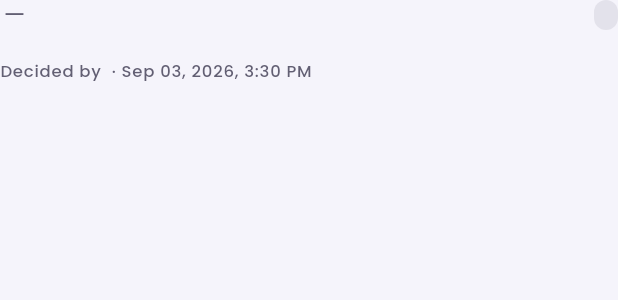
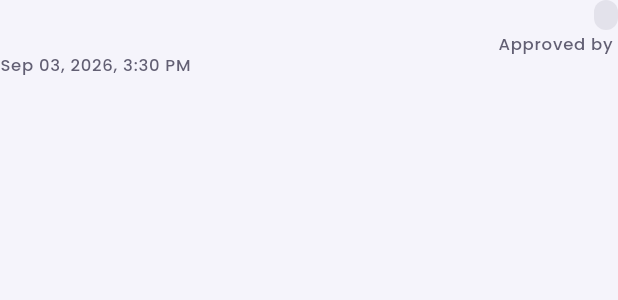
Before and after one commit to noushadr/Custom-ERP, a Flutter app: the _RequestHistoryRow widget shown alone on an empty page, opened directly with empty values, on a phone screen of 412 x 824 dp. Shown: the top 300 px of the screen. Run offline on Flutter 3.47's test engine with Material 3 defaults, Android fonts, the phone set to English and light mode, and no system bars; our stand-ins replace dio, file_picker, flutter_riverpod, flutter_secure_storage; missing offline and left inert: flutter_quill; accounts and stored records are empty; network calls fail.

Commit message:
Restructure Request History rows: 3-line layout, approver moved to the right
Left side now shows exactly three lines (requester name, the full
change, decided-at date/time); right side stacks the status badge
above a renamed "Approved by {name}" line.

```diff
--- a/frontend/lib/features/requests/presentation/pages/requests_page.dart
+++ b/frontend/lib/features/requests/presentation/pages/requests_page.dart
@@ -756,25 +756,21 @@ class _RequestHistoryRow extends StatelessWidget {
     final captionStyle = Theme.of(
       context,
     ).textTheme.labelSmall?.copyWith(color: AppColors.textSecondary);
+    final nameStyle = Theme.of(
+      context,
+    ).textTheme.bodySmall?.copyWith(fontWeight: FontWeight.w600);
 
-    return Column(
-      crossAxisAlignment: CrossAxisAlignment.start,
-      children: [
-        Row(
+    return Row(
       crossAxisAlignment: CrossAxisAlignment.start,
       children: [
         Expanded(
-              child: Text(
-                '${request.subject} — ${request.requesterName}',
+          child: Column(
+            crossAxisAlignment: CrossAxisAlignment.start,
+            children: [
+              Text(
+                request.requesterName,
                 overflow: TextOverflow.ellipsis,
-                style: Theme.of(
-                  context,
-                ).textTheme.bodySmall?.copyWith(fontWeight: FontWeight.w600),
-              ),
-            ),
-            const SizedBox(width: 8),
-            _RequestStatusBadge(status: request.status, dense: true),
-          ],
+                style: nameStyle,
               ),
               const SizedBox(height: 2),
               Text(
@@ -784,18 +780,28 @@ class _RequestHistoryRow extends StatelessWidget {
                 style: Theme.of(context).textTheme.bodySmall,
               ),
               const SizedBox(height: 2),
-        Text(
-          decidedAt == null
-              ? 'Decided by $decidedByName'
-              : 'Decided by $decidedByName · ${formatDisplayDateTime(decidedAt)}',
-          style: captionStyle,
-        ),
+              if (decidedAt != null)
+                Text(formatDisplayDateTime(decidedAt), style: captionStyle),
               if (request.status == 'rejected' && request.rejectionReason != null)
                 Text(
                   'Reason: ${request.rejectionReason}',
                   style: captionStyle?.copyWith(color: AppColors.error),
                 ),
             ],
+          ),
+        ),
+        const SizedBox(width: 8),
+        Column(
+          crossAxisAlignment: CrossAxisAlignment.end,
+          children: [
+            _RequestStatusBadge(status: request.status, dense: true),
+            if (decidedByName != null) ...[
+              const SizedBox(height: 2),
+              Text('Approved by $decidedByName', style: captionStyle),
+            ],
+          ],
+        ),
+      ],
     );
   }
 }
```
Also changed, not shown: 2 other files. Lines whose indentation alone changed are shown as unchanged.
